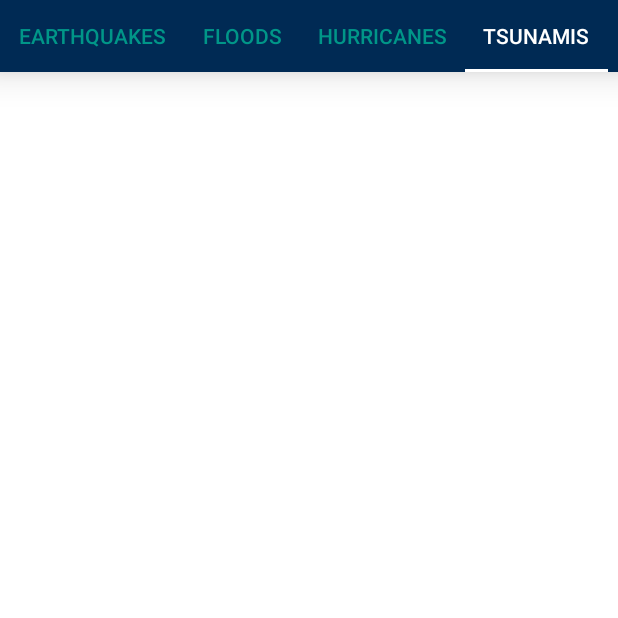
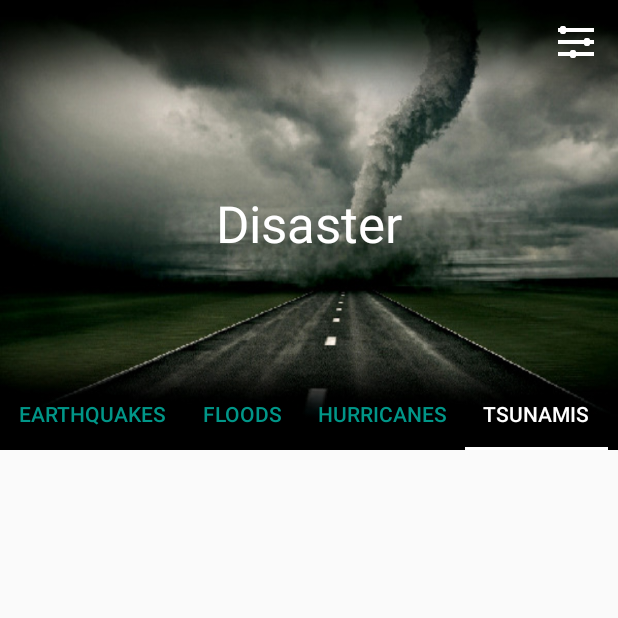
Before and after one commit to Apurba000Biswas/Disaster-Response, an Android app: the screen it shows after launch (MainActivity), tab 4 chosen, on a phone screen of 412 x 824 dp, the top half of it. Run offline under Robolectric (Android 15) with nearby library versions, the phone set to English and light mode, and no system bars; 4 statements that could not run were skipped.

Commit message:
5.8 Added Final design in main Activity

```diff
--- a/app/src/main/java/com/example/apurba/disaster/disasterreport/MainActivity.java
+++ b/app/src/main/java/com/example/apurba/disaster/disasterreport/MainActivity.java
@@ -4,10 +4,12 @@ import android.app.ActionBar;
 import android.content.Intent;
 import android.graphics.Color;
 import android.graphics.drawable.ColorDrawable;
+import android.support.design.widget.CollapsingToolbarLayout;
 import android.support.design.widget.TabLayout;
 import android.support.v4.view.ViewPager;
 import android.support.v7.app.AppCompatActivity;
 import android.os.Bundle;
+import android.support.v7.widget.Toolbar;
 import android.view.Menu;
 import android.view.MenuItem;
 
@@ -17,6 +19,15 @@ public class MainActivity extends AppCompatActivity {
     protected void onCreate(Bundle savedInstanceState) {
         super.onCreate(savedInstanceState);
         setContentView(R.layout.activity_main);
+
+        Toolbar toolbar = (Toolbar) findViewById(R.id.toolbar);
+        setSupportActionBar(toolbar);
+        getSupportActionBar().setDisplayHomeAsUpEnabled(false);
+
+
+        CollapsingToolbarLayout collapsingToolbar = (CollapsingToolbarLayout) findViewById(R.id.collapse_toolbar);
+        collapsingToolbar.setTitle("Disaster");
+
 
 
         ViewPager viewPager = findViewById(R.id.viewpager);
--- a/app/src/main/res/layout/activity_main.xml
+++ b/app/src/main/res/layout/activity_main.xml
@@ -1,4 +1,71 @@
 <?xml version="1.0" encoding="utf-8"?>
+
+
+<android.support.design.widget.CoordinatorLayout xmlns:android="http://schemas.android.com/apk/res/android"
+    xmlns:app="http://schemas.android.com/apk/res-auto"
+    android:id="@+id/main_content"
+    android:layout_width="match_parent"
+    android:layout_height="match_parent"
+    android:fitsSystemWindows="true">
+
+    <android.support.design.widget.AppBarLayout
+        android:layout_width="match_parent"
+        android:layout_height="300dp"
+        android:fitsSystemWindows="true"
+        app:elevation="10dp"
+        android:theme="@style/ThemeOverlay.AppCompat.Dark">
+
+        <android.support.design.widget.CollapsingToolbarLayout
+            android:id="@+id/collapse_toolbar"
+            android:layout_width="match_parent"
+            android:layout_height="match_parent"
+            android:fitsSystemWindows="true"
+            app:collapsedTitleGravity="top"
+            app:contentScrim="?attr/colorPrimary"
+            app:expandedTitleGravity="center"
+            app:layout_scrollFlags="scroll|exitUntilCollapsed">
+
+
+            <ImageView
+                android:id="@+id/header"
+                android:layout_width="match_parent"
+                android:layout_height="match_parent"
+                android:background="@drawable/disaster"
+                android:fitsSystemWindows="true"
+                android:scaleType="centerCrop"
+                app:layout_collapseMode="parallax" />
+
+
+            <android.support.v7.widget.Toolbar
+                android:id="@+id/toolbar"
+                android:layout_width="match_parent"
+                android:layout_height="80dp"
+                app:layout_collapseMode="pin"
+                app:popupTheme="@style/ThemeOverlay.AppCompat.Light" />
+
+            <android.support.design.widget.TabLayout
+                android:id="@+id/tabs"
+                style="@style/CategoryTab"
+                android:layout_width="match_parent"
+                android:layout_height="wrap_content"
+                android:layout_gravity="bottom"
+                app:tabMode="scrollable" />
+
+
+        </android.support.design.widget.CollapsingToolbarLayout>
+
+    </android.support.design.widget.AppBarLayout>
+
+    <android.support.v4.view.ViewPager
+        android:id="@+id/viewpager"
+        android:layout_width="match_parent"
+        android:layout_height="match_parent"
+        app:layout_behavior="@string/appbar_scrolling_view_behavior" />
+
+</android.support.design.widget.CoordinatorLayout>
+
+
+    <!--
     <LinearLayout xmlns:android="http://schemas.android.com/apk/res/android"
         xmlns:tools="http://schemas.android.com/tools"
         xmlns:app="http://schemas.android.com/apk/res-auto"
@@ -23,3 +90,4 @@
             android:layout_height="match_parent" />
 
     </LinearLayout>
+    -->
```
Also changed, not shown: app/src/main/res/drawable-mdpi/disaster.jpg (added). Lines whose indentation alone changed are shown as unchanged.
